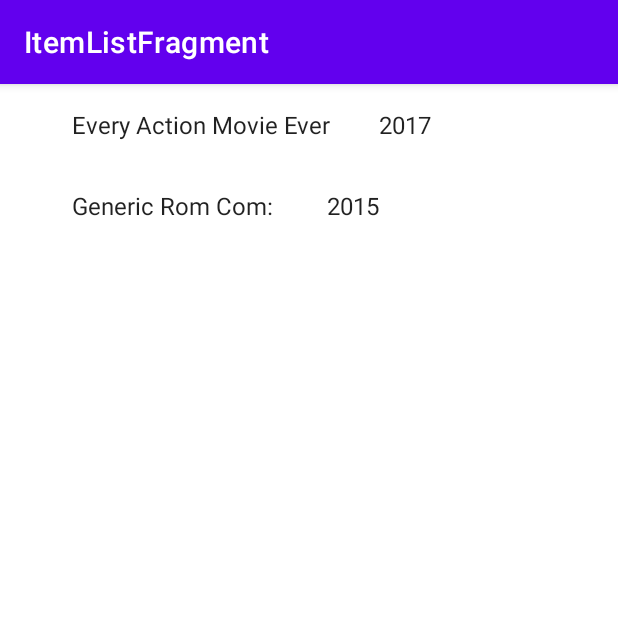
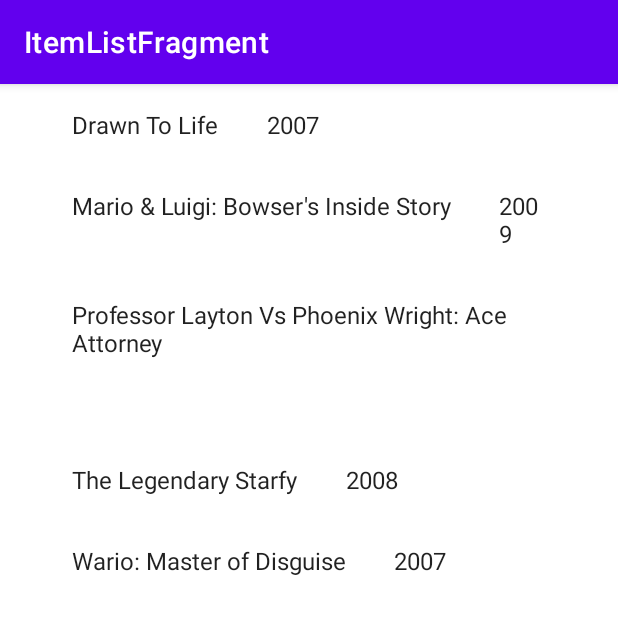
Before and after one commit to richtanner/MediaModels2022, an Android app: the screen it shows after launch (ItemDetailHostActivity), on a phone screen of 412 x 824 dp, the top half of it. Run offline under Robolectric (Android 15) with nearby library versions, the phone set to English and light mode, and no system bars; our stand-ins replace navigation-ui.

Commit message:
Removed ProfsExampleMediaContent references and created web page activity

```diff
--- /dev/null
+++ b/app/src/main/java/com/cs315/mediamodels2022/BenjiBlackmonsMediaContent.java
@@ -0,0 +1,89 @@
+package com.cs315.mediamodels2022;
+
+import java.util.ArrayList;
+import java.util.HashMap;
+import java.util.List;
+import java.util.Map;
+
+public class BenjiBlackmonsMediaContent
+{
+    /**
+     * A map of the Movie items, by ID (title).
+     */
+    public static final Map<String, MediaModel> ITEM_MAP = new HashMap<String, MediaModel>();
+
+    /**
+     * A List of the Movie items.
+     */
+    // I am calling this MOVIES, because that's what I am putting in here.  You can call it GAMES, or BOOKS, or ANIME, or FAVORITE_CS_TEXTBOOKS, ...whatever
+    public static final List<MediaModel> GAMES = new ArrayList<MediaModel>();
+
+
+    /**
+     * Create all those movie Strings we will be needing for the models
+     */
+    // CS315: DO THIS
+    // TODO: COPY this class to create your OWN MediaContent.  Then, create five NEW media objects here. Complete with images and URLs. DELETE the two existing movies, they are only here as an example
+
+    private static final String game1Title = "Drawn To Life";
+    private static final String game1Description = "A village has fallen into ruin, and everyone is leaving as the darkness creeps in. The daughter of the mayor calls out to the Creator to save them, and he offers them a hero to save them from the evil Wilfre. He saves all of the citizens who ran away and defeats Wilfre with the help of the Creator drawing different items to help the hero navigate through the levels";
+    private static final String game1Year = "2007";
+    private static final String game1Image = "drawn_to_life.png";//TODO: Find image
+    private static final String game1Weblink = "https://drawntolife.wiki/en/Drawn_to_Life";
+
+    private static final String game2Title = "Mario & Luigi: Bowser's Inside Story";
+    private static final String game2Description = "A turn based RPG in the Mario and Luigi series where the brothers have to team up with Bowser. After being inhaled by him, the bros navigate inside of Bowser while Bowser himself navigates the overworld. If Bowser is ever in need of assistance, the brothers can help him out by stimulating muscles, striking nerves, and fixing up Bowser's body to give him new abilities.";
+    private static final String game2Year = "2009";
+    private static final String game2Image = "bowsers_inside_story.png";//TODO: Find image
+    private static final String game2Weblink = "https://www.mariowiki.com/Mario_%26_Luigi:_Bowser%27s_Inside_Story";
+
+    private static final String game3Title = "Professor Layton Vs Phoenix Wright: Ace Attorney";
+    private static final String game3Description = "A crossover between the Professor Layton and Phoenix Wright game franchises, featuring investigation sequences that lean more into the Professor Layton puzzle solving genre and trial sequences that take from the Phoenix Wright games. The main mystery of the game is about a mysterious medieval town called Laberyinthia";
+    private static final String game3Year = "2012";
+    private static final String game3Image = "professor_layton_vs_phoenix_wright.png";//TODO: Find image
+    private static final String game3Weblink = "https://en.wikipedia.org/wiki/Professor_Layton_vs._Phoenix_Wright:_Ace_Attorney";
+
+    private static final String game4Title = "The Legendary Starfy";
+    private static final String game4Description = "An underwater adventure about a starfish named Starfy, this platformer is often likened to an underwater Kirby game with it's interesting powerups and fun boss fights";
+    private static final String game4Year = "2008";
+    private static final String game4Image = "the_legendary_starfy.png";//TODO: Find image
+    private static final String game4Weblink = "https://en.wikipedia.org/wiki/The_Legendary_Starfy_(video_game)";
+
+    private static final String game5Title = "Wario: Master of Disguise";
+    private static final String game5Description = "An action platformer staring everyone's favorite thief, Wario. Use the stylis to draw disguises on Wario to grant him different abilities, and try to get as much treasure as you can, and maybe also stop a demon lord while you're at it.";
+    private static final String game5Year = "2007";
+    private static final String game5Image = "wario_master_of_disguise.png";//TODO: Find image
+    private static final String game5Weblink = "https://www.mariowiki.com/Wario:_Master_of_Disguise";
+
+
+    /**
+     * Create and return an array of Movie items.  Duh!
+     */
+    public List<MediaModel> createGameList ()
+    {
+
+        // make those movie objects
+        MediaModel game1 = new MediaModel(game1Title, game1Description, game1Year, game1Image, game1Weblink);
+        MediaModel game2 = new MediaModel(game2Title, game2Description, game2Year, game2Image, game2Weblink);
+        MediaModel game3 = new MediaModel(game3Title, game3Description, game3Year, game3Image, game3Weblink);
+        MediaModel game4 = new MediaModel(game4Title, game4Description, game4Year, game4Image, game4Weblink);
+        MediaModel game5 = new MediaModel(game5Title, game5Description, game5Year, game5Image, game5Weblink);
+
+        // add EACH movie object to our lists and maps
+        addGameToList(game1);
+        addGameToList(game2);
+        addGameToList(game3);
+        addGameToList(game4);
+        addGameToList(game5);
+
+        // no more movies to add?  Okay... return our list
+        return GAMES;
+    }
+
+    // Internal helper so we don't forget any steps in the complex two-step system.  Seriously.  It happens.
+    private void addGameToList (MediaModel game)
+    {
+        GAMES.add(game);
+        ITEM_MAP.put(game.getMediaTitle(), game);
+    }
+}
--- a/app/src/main/java/com/cs315/mediamodels2022/ItemDetailFragment.java
+++ b/app/src/main/java/com/cs315/mediamodels2022/ItemDetailFragment.java
@@ -47,7 +47,7 @@ public class ItemDetailFragment extends Fragment {
     private final View.OnDragListener dragListener = (v, event) -> {
         if (event.getAction() == DragEvent.ACTION_DROP) {
             ClipData.Item clipDataItem = event.getClipData().getItemAt(0);
-            mediaItem = ProfsExampleMediaContent.ITEM_MAP.get(getArguments().getString(ARG_ITEM_ID));
+            mediaItem = BenjiBlackmonsMediaContent.ITEM_MAP.get(getArguments().getString(ARG_ITEM_ID));
             updateContent();
         }
         return true;
@@ -67,7 +67,7 @@ public class ItemDetailFragment extends Fragment {
 
         if (getArguments().containsKey(ARG_ITEM_ID)) {
             // Load the MEDIA content specified by the fragment arguments.
-            mediaItem = ProfsExampleMediaContent.ITEM_MAP.get(getArguments().getString(ARG_ITEM_ID));
+            mediaItem = BenjiBlackmonsMediaContent.ITEM_MAP.get(getArguments().getString(ARG_ITEM_ID));
 
             // maybe set the title here?
         }
@@ -113,6 +113,7 @@ public class ItemDetailFragment extends Fragment {
 
                 // CS315: DO THIS
                 // TODO: Set the image based upon the string we got stashed in getMovieImage()
+                mediaItem.getMediaImage();
 
             }
 
--- a/app/src/main/java/com/cs315/mediamodels2022/ItemListFragment.java
+++ b/app/src/main/java/com/cs315/mediamodels2022/ItemListFragment.java
@@ -37,7 +37,7 @@ public class ItemListFragment extends Fragment {
 
 
     // I am setting up my model creator... again this is called "movieMaker" only because I am doing movies!  Call yours whatever makes sense!
-    private static ProfsExampleMediaContent movieMaker = new ProfsExampleMediaContent();
+    private static BenjiBlackmonsMediaContent gameMaker = new BenjiBlackmonsMediaContent();
 
     // CS315: DO THIS
     // TODO: After you create your OWN Model Creator, DELETE the reference to "ProfsExampleMediaContent" above and call your own!
@@ -70,10 +70,10 @@ public class ItemListFragment extends Fragment {
     ) {
 
         // CS315: I am calling MY Media Creator and having it populate with the line below... obviously, change that out to YOUR thing
-        movieMaker.createMovieMagic();
+        gameMaker.createGameList();
         recyclerView.setAdapter(new SimpleItemRecyclerViewAdapter(
                 // TODO: After you create your OWN Model Creator, DELETE the reference to "movieMaker.MOVIES" below and call your own!
-                movieMaker.MOVIES,
+                gameMaker.GAMES,
                 itemDetailFragmentContainer
         ));
     }
```
Also changed, not shown: app/src/main/AndroidManifest.xml (+7 -0 lines), app/src/main/java/com/cs315/mediamodels2022/WebPageActivity.java (added, +14 -0 lines), app/src/main/res/layout/activity_web_page.xml (added, +9 -0 lines).
